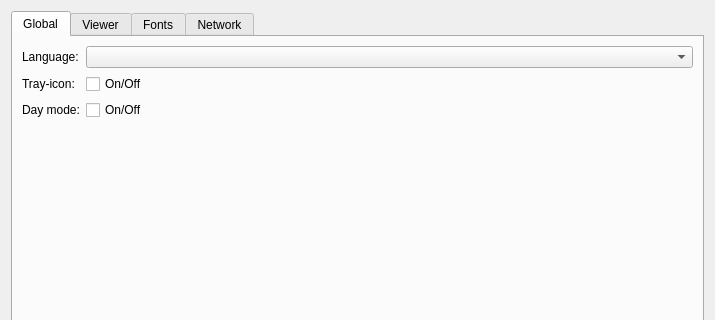
This is src/gui/dialogs/settings/settings.ui in axsapronov/QSopherim as Qt 5 draws it before an edit; both pictures show x 0 to 715 and y 0 to 320 of the 715 by 503 pixel window. The edited form follows.
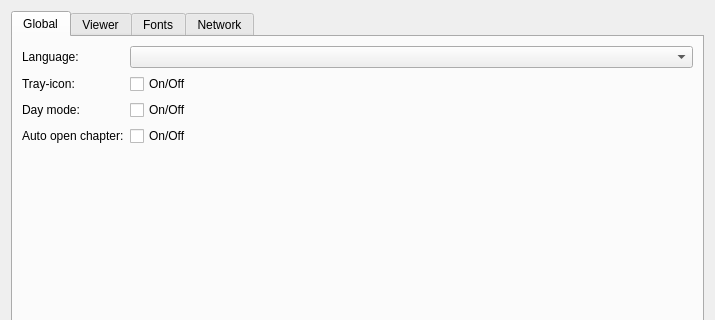
This is the edited form.

Commit message: [ADD] Add auto open chapter

What changed in the file:
```diff
--- a/src/gui/dialogs/settings/settings.ui
+++ b/src/gui/dialogs/settings/settings.ui
@@ -46,7 +46,7 @@
       <attribute name="title">
        <string>Global</string>
       </attribute>
-      <layout class="QFormLayout" name="formLayout_2">
+      <layout class="QGridLayout" name="gridLayout_3">
        <item row="0" column="0">
         <widget class="QLabel" name="label">
          <property name="maximumSize">
@@ -91,7 +91,21 @@
          </property>
         </widget>
        </item>
+       <item row="3" column="0">
+        <widget class="QLabel" name="label_2">
+         <property name="text">
+          <string>Auto open chapter:</string>
+         </property>
+        </widget>
+       </item>
        <item row="3" column="1">
+        <widget class="QCheckBox" name="chBOptionAutoChapter">
+         <property name="text">
+          <string>On/Off</string>
+         </property>
+        </widget>
+       </item>
+       <item row="4" column="1">
         <spacer name="verticalSpacer">
          <property name="orientation">
           <enum>Qt::Vertical</enum>
```
The commit also changes 6 other files.
